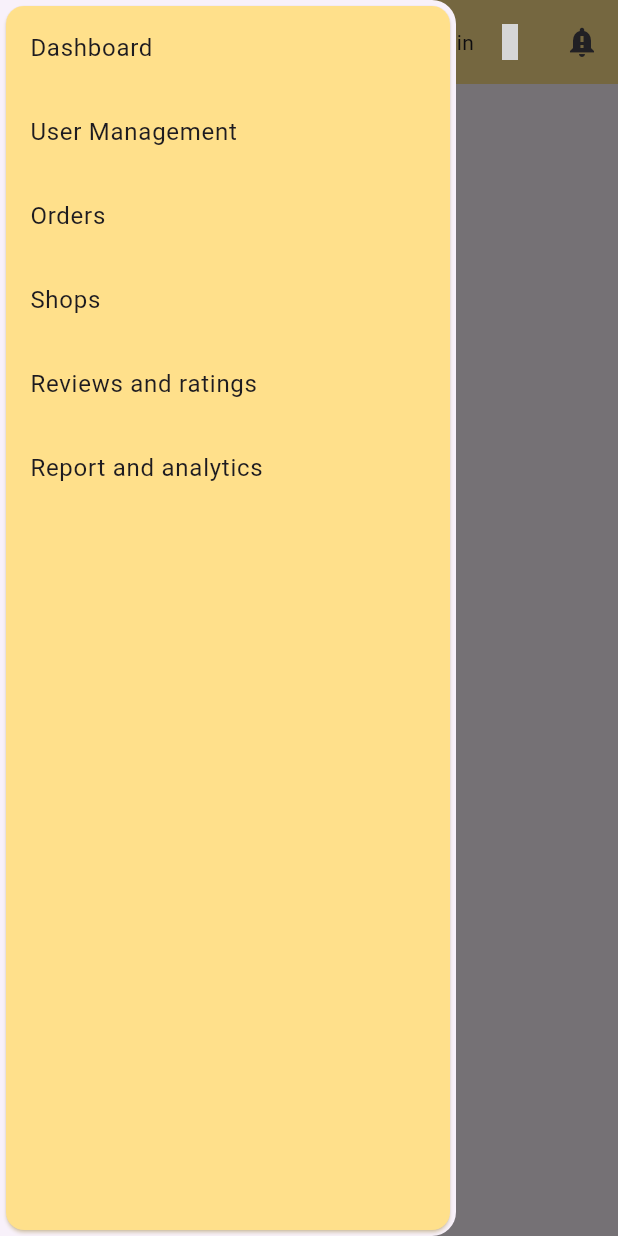
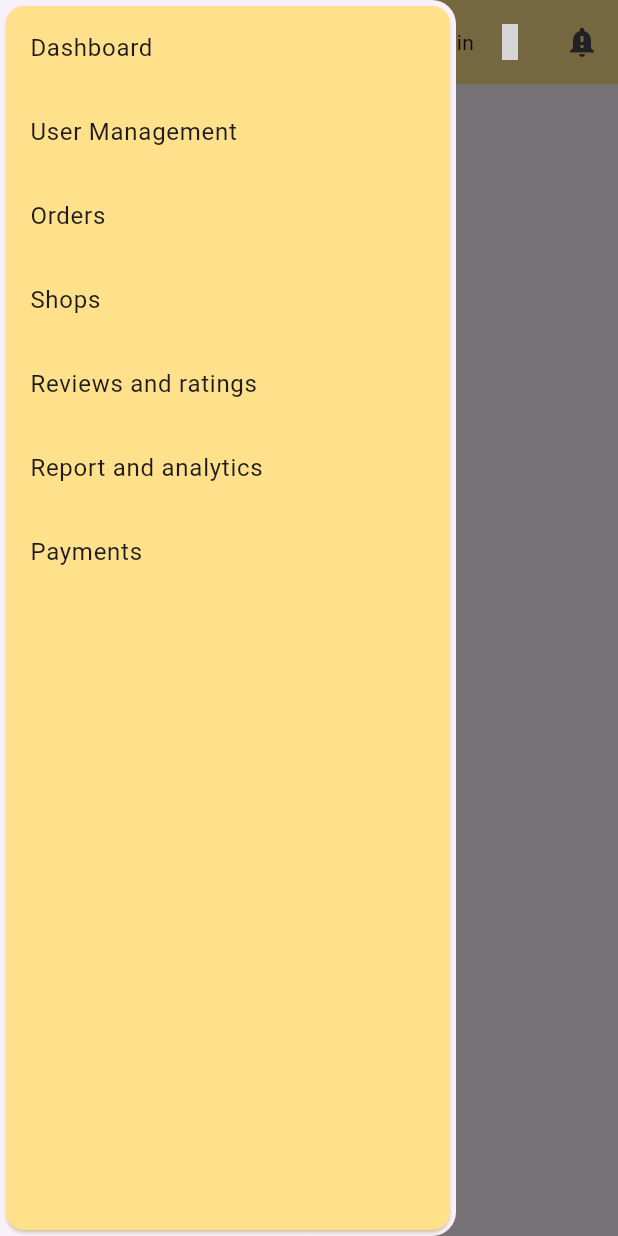
Before and after one commit to sulaiman-am/hair_main_street_admin, a Flutter app: the screen it shows after launch, with the side drawer open, on a phone screen of 412 x 824 dp. Run offline on Flutter 3.47's test engine with Material 3 defaults, Android fonts, the light colour scheme and no system bars; our stand-ins replace cloud_firestore, eva_icons_flutter, file_picker, firebase_analytics, firebase_auth, firebase_core and 5 more; accounts and stored records are empty; grey boxes are pictures that could not be loaded.

Commit message:
first commit

```diff
--- a/lib/pages/dashboard_page.dart
+++ b/lib/pages/dashboard_page.dart
@@ -149,7 +149,13 @@ class AppDrawer extends StatelessWidget {
                 // Navigate to the user management page.
               },
             ),
-
+            ListTile(
+              hoverColor: colorHover,
+              title: const Text("Payments"),
+              onTap: () {
+                // Navigate to the user management page.
+              },
+            ),
             // Add more drawer items for other sections
           ],
         ),
--- a/pubspec.yaml
+++ b/pubspec.yaml
@@ -50,6 +50,7 @@ dependencies:
   flutter_html: ^3.0.0-beta.2
   fl_chart: ^0.65.0
   firebase_analytics: ^10.7.2
+  flutter_paystack: ^1.0.7
 
 dev_dependencies:
   flutter_test:
```
Also changed, not shown: pubspec.lock.
